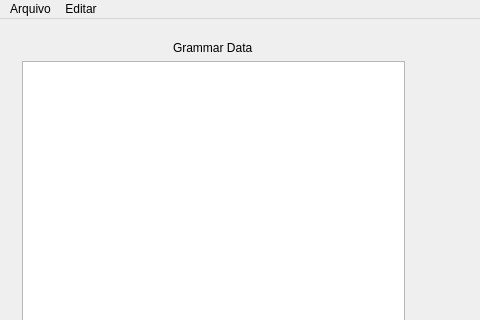
The window that context_free_languages/gui/view/MainWindow.ui (joaovicentesouto/INE5421) describes before a commit, drawn with Qt 5; both pictures show x 0 to 480 and y 0 to 320 of the 1280 by 800 pixel window.
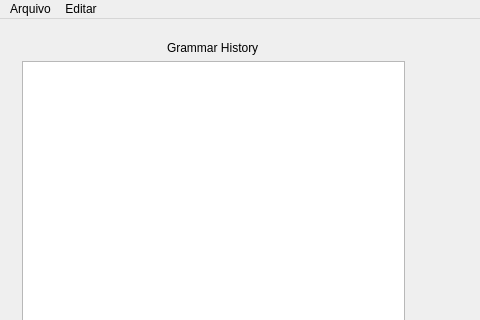
The same window after the commit. Custom widgets are drawn as their Qt base class.

```diff
--- a/context_free_languages/gui/view/MainWindow.ui
+++ b/context_free_languages/gui/view/MainWindow.ui
@@ -32,7 +32,7 @@
          <item alignment="Qt::AlignHCenter">
           <widget class="QLabel" name="title1">
            <property name="text">
-            <string>Grammar Data</string>
+            <string>Grammar History</string>
            </property>
           </widget>
          </item>
```
